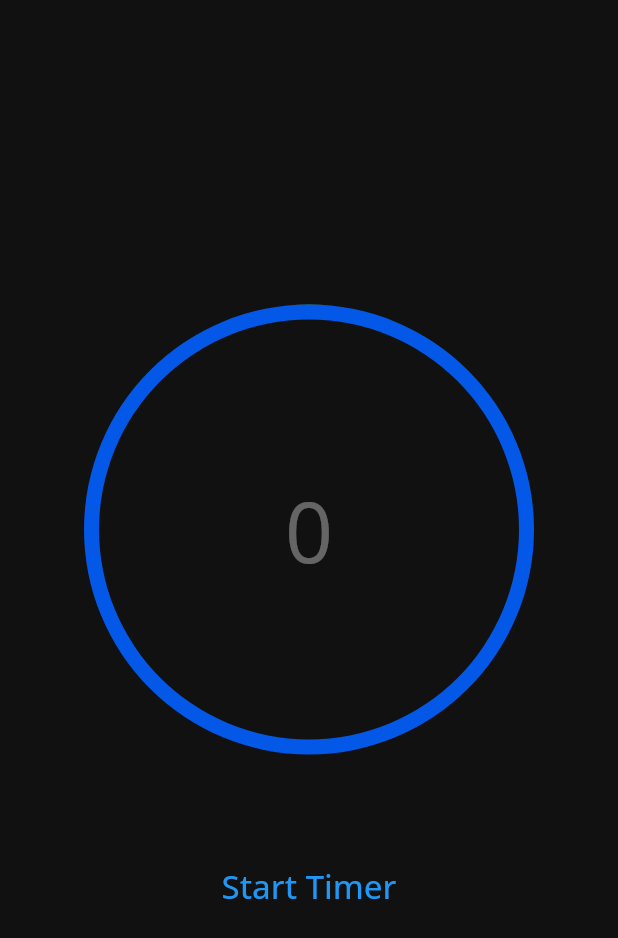
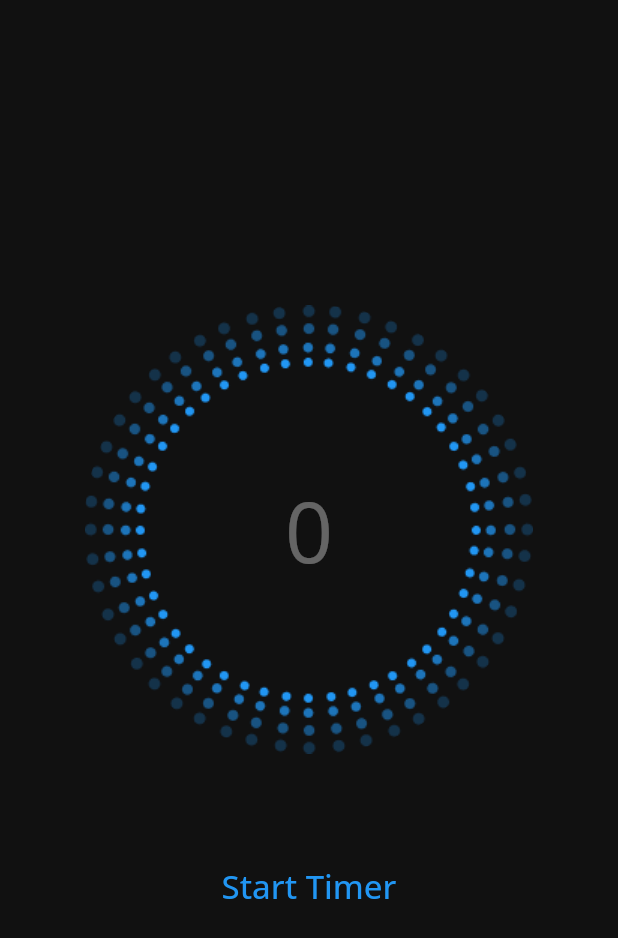
Before and after one commit to ilkan/timer_app, a Flutter app: the screen it shows after launch, on a phone screen of 412 x 824 dp. Shown: the top 938 px of the screen. Run offline on Flutter 3.47's test engine with Material 2 defaults, Android fonts, the phone set to English and light mode, and no system bars; our stand-ins replace google_fonts; statements that could not run were skipped.

Commit message:
First Commit

```diff
--- a/lib/timer_progress_loader.dart
+++ b/lib/timer_progress_loader.dart
@@ -96,14 +96,20 @@ class _TimerProgressLoaderState extends State<TimerProgressLoader>
               return SweepGradient(
                 stops: [_animationValue, _animationValue],
                 center: Alignment.center,
-                colors: [Colors.blue, Colors.white.withAlpha(90)],
+                colors: [
+                  Colors.blue,
+                  Colors.white.withAlpha(10),
+                ],
               ).createShader(rect);
             },
             child: Container(
               width: _loaderSize,
               height: _loaderSize,
               decoration: BoxDecoration(
-                color: Colors.blue,
+                image: DecorationImage(
+                  image: AssetImage("assets/images/progress-bar.png"),
+                ),
+                //color: Colors.blue,
                 shape: BoxShape.circle,
               ),
               child: Container(),
@@ -116,7 +122,7 @@ class _TimerProgressLoaderState extends State<TimerProgressLoader>
               width: _loaderSize - 20,
               height: _loaderSize - 20,
               decoration: BoxDecoration(
-                color: Color(0xFF111111),
+                //color: Color(0xFF111111),
                 shape: BoxShape.circle,
               ),
             ),
```
